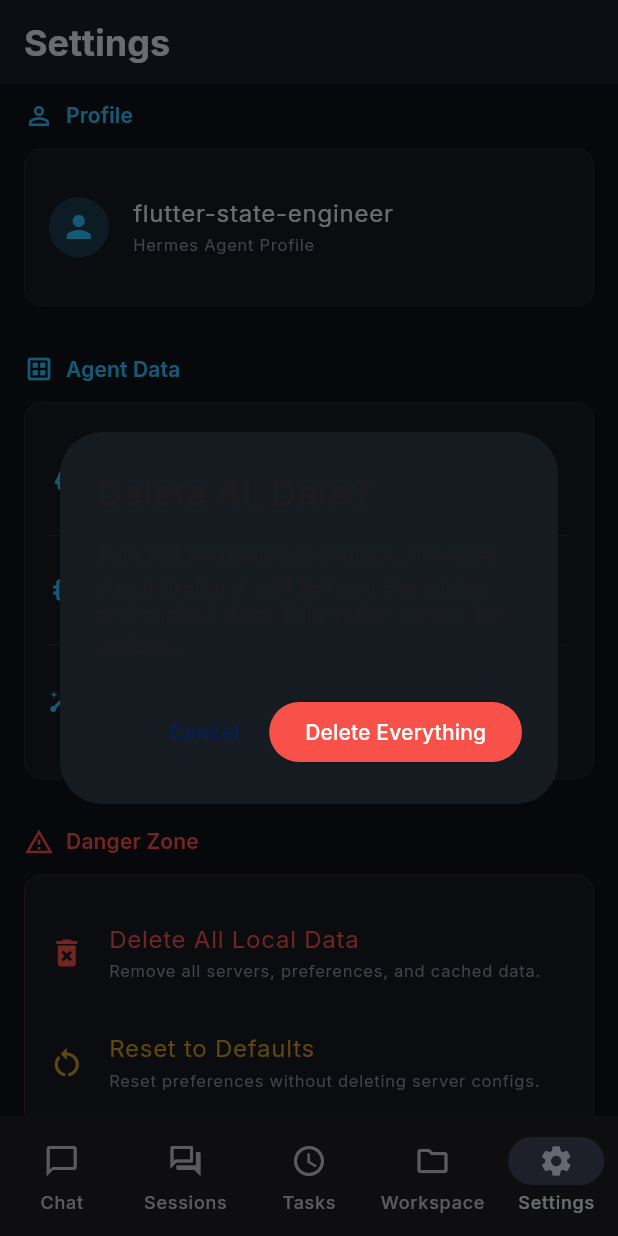
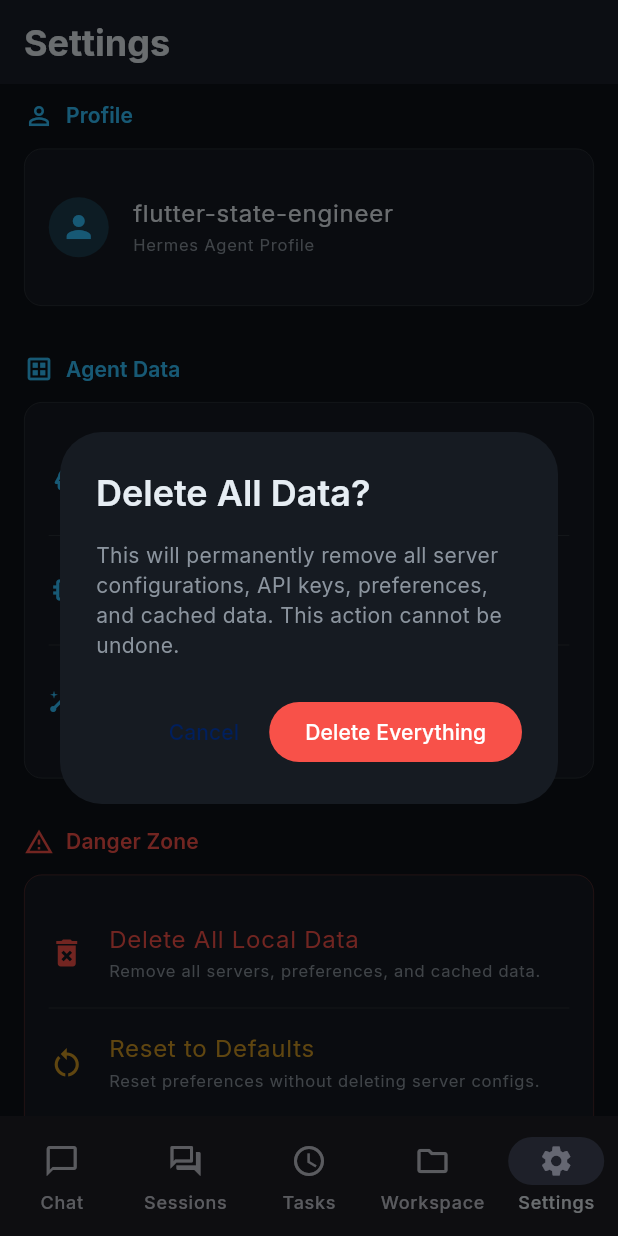
Before and after one commit to jahfaliabdulrahman-dev/hermex_android, a Flutter app: the SettingsScreen screen opened by its route, scrolled down 576 dp, after a tap on "Delete All Local Data", on a phone screen of 412 x 824 dp. Run offline on Flutter 3.47's test engine with Material 3 defaults, Android fonts, the phone set to English and light mode, and no system bars; our stand-ins replace dio, flutter_markdown, flutter_riverpod, flutter_secure_storage, freezed_annotation, go_router and 3 more; accounts and stored records are empty; generated files the repository leaves out were written again.

Commit message:
fix: BUG-006 — AlertDialog text visibility on dark surface
Root cause: Material 3 AlertDialog text inherits incorrectly from
custom ColorScheme.fromSeed() in dark mode, causing invisible text
on HermesColors.surface (#161B22).

Fix at two levels:
1. DialogThemeData (app_theme.dart): added titleTextStyle (headlineSmall
   + textPrimary) and contentTextStyle (bodyMedium + textSecondary) —
   explicit styles break the broken M3 inheritance chain for ALL dialogs.
2. Danger Zone dialogs (settings_screen.dart): replaced const Text with
   explicit style: Theme.of(ctx).textTheme.headlineSmall/bodyMedium
   copyWith HermesColors.textPrimary/textSecondary. Removed hardcoded
   strings — routed through AppStrings constants.

i18n: Registered 9 Danger Zone dialog keys in AppStrings
(settingsDangerZone{Delete,Reset,Disconnect}{Title,Message,Action}).

WCAG AA verified: title 10.6:1, content 5.1:1, buttons pass.

Feature: F-008 Settings | Spec: BUG-006-dialog-text-visibility-spec.md
Refs: t_3785973f (design spec), DEC-043 (localization mandate)

```diff
--- a/lib/core/constants/app_strings.dart
+++ b/lib/core/constants/app_strings.dart
@@ -113,6 +113,17 @@ abstract class AppStrings {
       'Install skills on your Hermes server to see them here.';
   static const searchSkills = 'Search skills...';
   static const skillsSubtitle = 'View and manage agent skills';
+  // ─── Skills error diagnostics (BUG-5) ───
+  static const skillAuthErrorTitle = 'API Key Invalid';
+  static const skillAuthErrorMessage =
+      'The stored API key was rejected. You may have entered the wrong '
+      'key type. Use API_SERVER_KEY from ~/.hermes/.env.';
+  static const skillNetworkErrorTitle = 'Cannot Reach Server';
+  static const skillNetworkErrorMessage =
+      'Could not connect to the server. Check your network connection '
+      'and server status.';
+  static const skillLoadErrorTitle = 'Failed to Load Skills';
+  static const reconnectWithCorrectApiKey = 'Reconnect with Correct API Key';
 
   // ─── Workspace ───
   static const workspace = 'Workspace';
@@ -126,6 +137,9 @@ abstract class AppStrings {
   static const agentLearnsOverTime =
       'The agent will save facts as it learns about you.';
   static const memorySubtitle = 'Browse persistent agent memory';
+  static const memoryRequiresDashboard =
+      'Memory requires the Hermes Workspace dashboard (port 9119).\n'
+      'Start the dashboard to access persistent agent memory.';
 
   // ─── Insights ───
   static const insights = 'Insights';
@@ -134,6 +148,9 @@ abstract class AppStrings {
       'Start using the agent to generate data.';
   static const lastSynced = 'Last synced';
   static const insightsSubtitle = 'Usage analytics and insights';
+  static const insightsRequiresDashboard =
+      'Insights requires the Hermes Workspace dashboard (port 9119).\n'
+      'Start the dashboard to access usage analytics.';
 
   // ─── Settings ───
   static const settings = 'Settings';
@@ -152,6 +169,25 @@ abstract class AppStrings {
   static const hermesAgentVersion = 'Hermes Agent';
   static const license = 'License';
   static const disconnectExit = 'Disconnect & Exit';
+  static const noServerConnected = 'Not connected';
+  static const activeServerLabel = 'Active Server';
+
+  // ─── Settings Danger Zone (BUG-006) ───
+  static const settingsDangerZoneDeleteTitle = 'Delete All Data?';
+  static const settingsDangerZoneDeleteMessage =
+      'This will permanently remove all server configurations, '
+      'API keys, preferences, and cached data. This action cannot be undone.';
+  static const settingsDangerZoneDeleteAction = 'Delete Everything';
+  static const settingsDangerZoneResetTitle = 'Reset Preferences?';
+  static const settingsDangerZoneResetMessage =
+      'This will reset theme, default model, and other preferences '
+      'to their defaults. Server configurations will be kept.';
+  static const settingsDangerZoneResetAction = 'Reset';
+  static const settingsDangerZoneDisconnectTitle = 'Disconnect from Server?';
+  static const settingsDangerZoneDisconnectMessage =
+      'You will be returned to the connection screen. '
+      'Your saved server configurations will be kept.';
+  static const settingsDangerZoneDisconnectAction = 'Disconnect';
 
   // ─── Generic ───
   static const retry = 'Retry';
--- a/lib/core/theme/app_theme.dart
+++ b/lib/core/theme/app_theme.dart
@@ -146,6 +146,15 @@ abstract class AppTheme {
         shape: RoundedRectangleBorder(
           borderRadius: BorderRadius.circular(28),
         ),
+        // BUG-006: Explicit text styles prevent M3 dark-mode
+        // inheritance failures where AlertDialog text renders invisible
+        // on the dark HermesColors.surface (#161B22) background.
+        titleTextStyle: HermesTextTheme.buildTextTheme().headlineSmall?.copyWith(
+              color: HermesColors.textPrimary,
+            ),
+        contentTextStyle: HermesTextTheme.buildTextTheme().bodyMedium?.copyWith(
+              color: HermesColors.textSecondary,
+            ),
       ),
       snackBarTheme: SnackBarThemeData(
         backgroundColor: HermesColors.surface,
--- a/lib/features/settings/presentation/settings_screen.dart
+++ b/lib/features/settings/presentation/settings_screen.dart
@@ -393,10 +393,17 @@ class SettingsScreen extends ConsumerWidget {
       context: context,
       builder: (ctx) => AlertDialog(
         backgroundColor: HermesColors.surface,
-        title: const Text('Delete All Data?'),
-        content: const Text(
-          'This will permanently remove all server configurations, '
-          'API keys, preferences, and cached data. This action cannot be undone.',
+        title: Text(
+          AppStrings.settingsDangerZoneDeleteTitle,
+          style: Theme.of(ctx).textTheme.headlineSmall?.copyWith(
+                color: HermesColors.textPrimary,
+              ),
+        ),
+        content: Text(
+          AppStrings.settingsDangerZoneDeleteMessage,
+          style: Theme.of(ctx).textTheme.bodyMedium?.copyWith(
+                color: HermesColors.textSecondary,
+              ),
         ),
         actions: [
           TextButton(
@@ -411,7 +418,7 @@ class SettingsScreen extends ConsumerWidget {
             style: FilledButton.styleFrom(
               backgroundColor: HermesColors.error,
             ),
-            child: const Text('Delete Everything'),
+            child: Text(AppStrings.settingsDangerZoneDeleteAction),
           ),
         ],
       ),
@@ -423,10 +430,17 @@ class SettingsScreen extends ConsumerWidget {
       context: context,
       builder: (ctx) => AlertDialog(
         backgroundColor: HermesColors.surface,
-        title: const Text('Reset Preferences?'),
-        content: const Text(
-          'This will reset theme, default model, and other preferences '
-          'to their defaults. Server configurations will be kept.',
+        title: Text(
+          AppStrings.settingsDangerZoneResetTitle,
+          style: Theme.of(ctx).textTheme.headlineSmall?.copyWith(
+                color: HermesColors.textPrimary,
+              ),
+        ),
+        content: Text(
+          AppStrings.settingsDangerZoneResetMessage,
+          style: Theme.of(ctx).textTheme.bodyMedium?.copyWith(
+                color: HermesColors.textSecondary,
+              ),
         ),
         actions: [
           TextButton(
@@ -444,7 +458,7 @@ class SettingsScreen extends ConsumerWidget {
               backgroundColor: HermesColors.warning,
               foregroundColor: HermesColors.dark,
             ),
-            child: const Text('Reset'),
+            child: Text(AppStrings.settingsDangerZoneResetAction),
           ),
         ],
       ),
```
